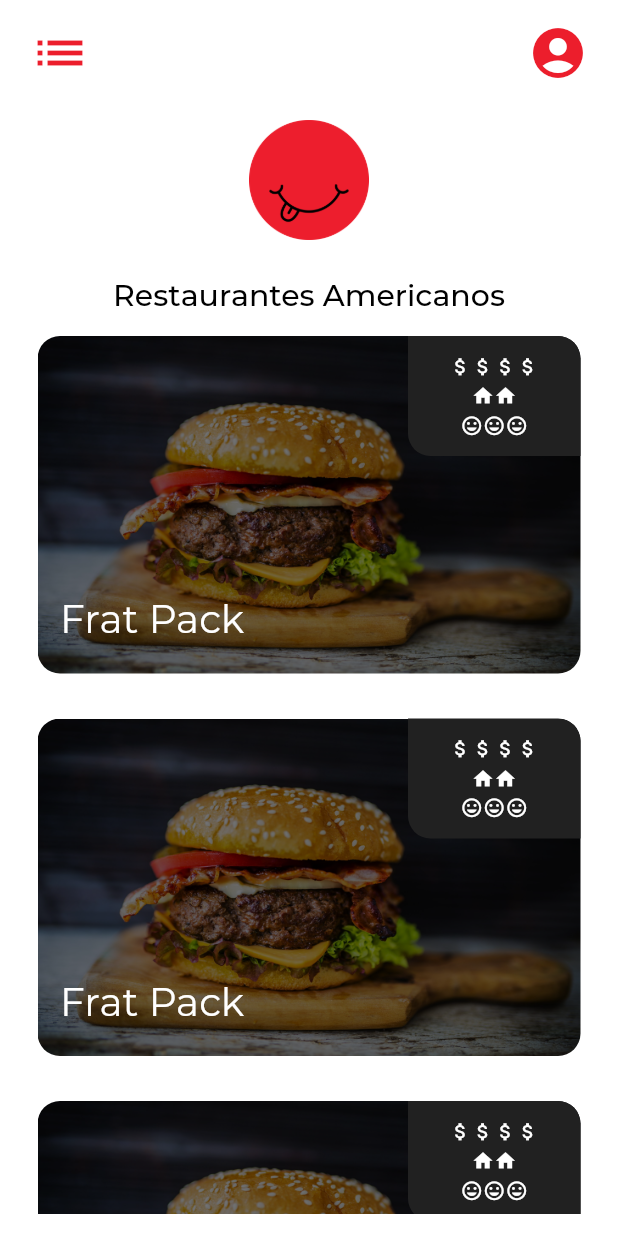
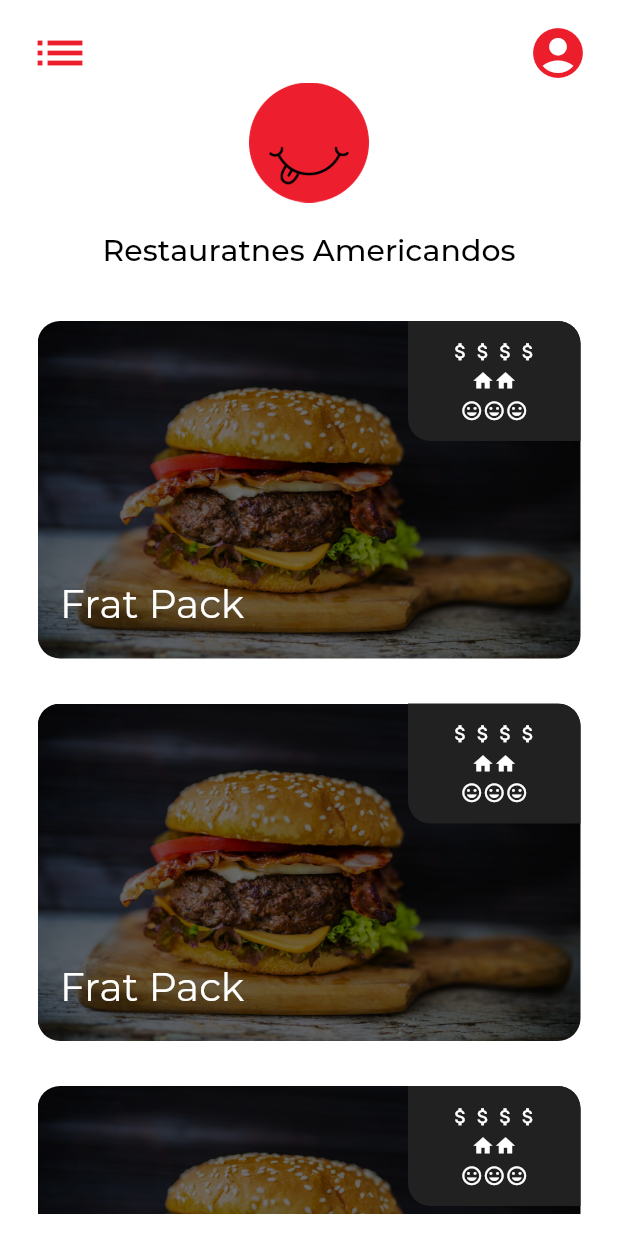
Before and after one commit to JPGarCar/gordos_pero_felices, a Flutter app: the CategoryScreen screen opened by its route, on a phone screen of 412 x 824 dp. Run offline on Flutter 3.47's test engine with Material 2 defaults, Android fonts, the phone set to English and light mode, and no system bars; our stand-ins replace carousel_slider, cloud_firestore, email_validator, firebase_auth, google_sign_in; missing offline and left inert: flutter_facebook_login, keyboard_visibility; accounts and stored records are empty.

Commit message:
Added title_widget.dart to category_screen.dart and checked app padding.

```diff
--- a/lib/screens/category_screen.dart
+++ b/lib/screens/category_screen.dart
@@ -3,6 +3,7 @@ import 'package:flutter/material.dart';
 import 'package:flutter/rendering.dart';
 import 'package:gordos_pero_felizes/models/business.dart';
 import 'package:gordos_pero_felizes/widgets/business_card.dart';
+import 'package:gordos_pero_felizes/widgets/title_widget.dart';
 
 import '../constants.dart';
 
@@ -31,45 +32,16 @@ class _CategoryScreenState extends State<CategoryScreen> {
     return SafeArea(
       child: Scaffold(
         backgroundColor: k_whiteColor,
-        bottomSheet: BottomSheet(
-            onClosing: () {},
-            builder: (context) {
-              return SizedBox(
-                height: 20,
-              );
-            }
-            // TODO to be determined,
-            ),
         body: Container(
           padding: k_appPadding,
           child: Column(
             mainAxisAlignment: MainAxisAlignment.spaceBetween,
             children: [
-              Row(
-                mainAxisAlignment: MainAxisAlignment.spaceBetween,
-                children: [
-                  Icon(
-                    Icons.list,
-                    color: k_redColor,
-                    size: k_iconSize,
-                  ),
-                  Icon(
-                    Icons.account_circle,
-                    color: k_redColor,
-                    size: k_iconSize,
-                  ),
-                ],
-              ),
-              Padding(
-                padding: const EdgeInsets.symmetric(vertical: 25),
-                child: Container(
-                  height: 80,
-                  child: Image.asset('images/gordos_logo.png'),
-                ),
-              ),
-              Text(
-                'Restaurantes Americanos',
-                style: TextStyle(
+              TitleWidget(
+                leftIcon: Icons.list,
+                rightIcon: Icons.account_circle,
+                mainText: 'Restauratnes Americandos',
+                textStyle: TextStyle(
                   fontWeight: FontWeight.w500,
                   color: Colors.black,
                   fontSize: 20,
```
